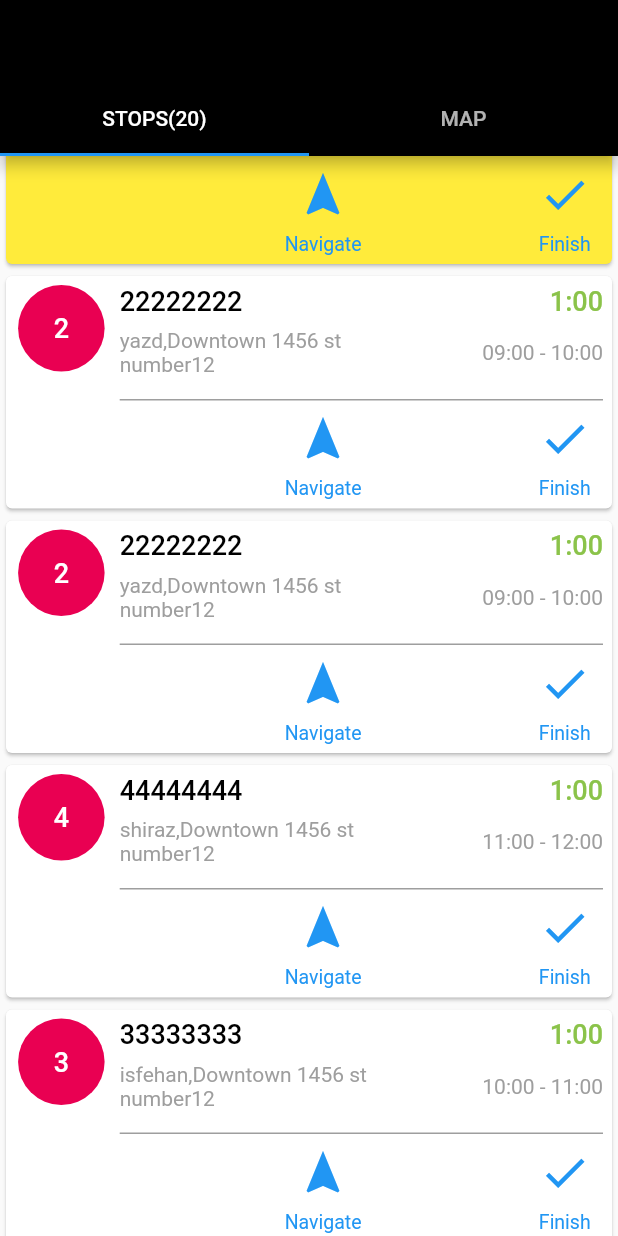
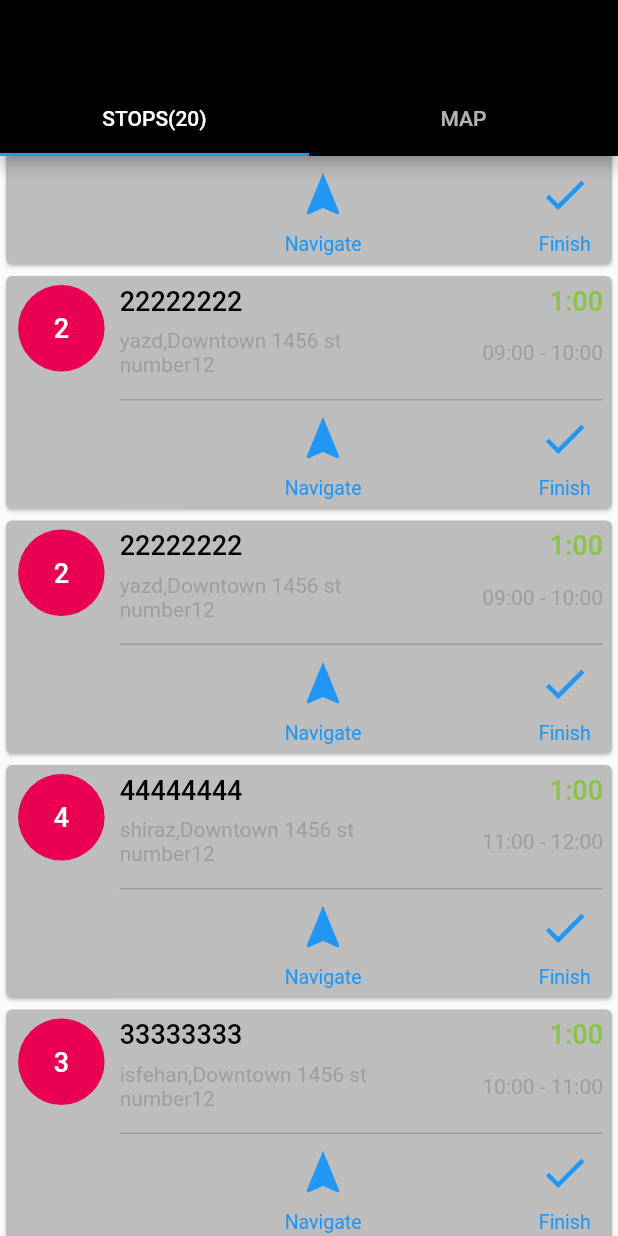
Before and after one commit to M4RZB4Ni/Routetitan-Flatter-Assignment, a Flutter app: the screen it shows after launch, scrolled down 576 dp, after a tap on the "check" icon, on a phone screen of 412 x 824 dp. Run offline on Flutter 3.47's test engine with Material 2 defaults, Android fonts, the phone set to English and light mode, and no system bars; our stand-ins replace flutter_map, latlong2.

Commit message:
task state added

```diff
--- a/lib/models/stop_data.dart
+++ b/lib/models/stop_data.dart
@@ -5,18 +5,21 @@ class StopData extends ChangeNotifier{
 
   List<StopItem> stops = [];
 
-  void updateStop(StopItem stopItem){
-    stopItem.toggleStop();
+  void selectStop(StopItem stopItem){
+    stopItem.toggleState("Selected");
     notifyListeners();
   }
-
+  void finishStop(StopItem stopItem){
+    stopItem.toggleState("Finished");
+    notifyListeners();
+  }
   void addStops({required itemIndex,
     required address,
     required startTime,
     required endTime,
-    required estimatedTime,required taskStopped})
+    required estimatedTime,required taskState})
   {
-    final stop=StopItem(itemIndex: itemIndex, address: address, startTime: startTime, endTime: endTime, estimatedTime: estimatedTime, taskStopped: taskStopped);
+    final stop=StopItem(itemIndex: itemIndex, address: address, startTime: startTime, endTime: endTime, estimatedTime: estimatedTime, taskState: taskState);
     stops.add(stop);
    // notifyListeners();
   }
--- a/lib/models/stop_model.dart
+++ b/lib/models/stop_model.dart
@@ -9,12 +9,12 @@ class StopItem{
   late String startTime;
   late String endTime;
   late String estimatedTime;
-  late bool taskStopped;
+  late String taskState;
 
 
 
-  void toggleStop() {
-    taskStopped = !taskStopped;
+  void toggleState(String taskState) {
+    this.taskState = taskState;
   }
 
 
@@ -24,7 +24,7 @@ class StopItem{
       required this.address,
       required this.startTime,
       required this.endTime,
-      required this.estimatedTime,required this.taskStopped});
+      required this.estimatedTime,required this.taskState});
 
 
 }
--- a/lib/views/stops.dart
+++ b/lib/views/stops.dart
@@ -29,32 +29,36 @@ class StopsState extends State<Stops>{
 
     // ];
 
-    Provider.of<StopData>(context, listen: false).addStops(itemIndex: 94327569,address: "mazandaran,Downtown 1456 st number12",startTime: "22:00",endTime: "23:00",estimatedTime: "1:00",taskStopped: false);
-    Provider.of<StopData>(context, listen: false).addStops(itemIndex: 15975364,address: "bandarabbas,Downtown 1456 st number12",startTime: "19:00",endTime: "20:00",estimatedTime: "1:00",taskStopped: false);
-    Provider.of<StopData>(context, listen: false).addStops(itemIndex: 22335486,address: "sistan,Downtown 1456 st number12",startTime: "00:00",endTime: "01:00",estimatedTime: "1:00",taskStopped: false);
-    Provider.of<StopData>(context, listen: false).addStops(itemIndex: 22335486,address: "Kermanshah,Downtown 1456 st number12",startTime: "08:00",endTime: "09:00",estimatedTime: "1:00",taskStopped: false);
-    Provider.of<StopData>(context, listen: false).addStops(itemIndex: 22222222,address: "yazd,Downtown 1456 st number12",startTime: "09:00",endTime: "10:00",estimatedTime: "1:00",taskStopped: false);
-    Provider.of<StopData>(context, listen: false).addStops(itemIndex: 22222222,address: "yazd,Downtown 1456 st number12",startTime: "09:00",endTime: "10:00",estimatedTime: "1:00",taskStopped: false);
-    Provider.of<StopData>(context, listen: false).addStops(itemIndex: 44444444,address: "shiraz,Downtown 1456 st number12",startTime: "11:00",endTime: "12:00",estimatedTime: "1:00",taskStopped: false);
-    Provider.of<StopData>(context, listen: false).addStops(itemIndex: 33333333,address: "isfehan,Downtown 1456 st number12",startTime: "10:00",endTime: "11:00",estimatedTime: "1:00",taskStopped: false);
-    Provider.of<StopData>(context, listen: false).addStops(itemIndex: 55555555,address: "armenia,Downtown 1456 st number12",startTime: "12:00",endTime: "13:00",estimatedTime: "1:00",taskStopped: false);
-    Provider.of<StopData>(context, listen: false).addStops(itemIndex: 66666666,address: "london,Downtown 1456 st number12",startTime: "13:00",endTime: "14:00",estimatedTime: "1:00",taskStopped: false);
-    Provider.of<StopData>(context, listen: false).addStops(itemIndex: 77777777,address: "liverpool,Downtown 1456 st number12",startTime: "14:00",endTime: "15:00",estimatedTime: "1:00",taskStopped: false);
-    Provider.of<StopData>(context, listen: false).addStops(itemIndex: 88888888,address: "berlin,Downtown 1456 st number12",startTime: "15:00",endTime: "16:00",estimatedTime: "1:00",taskStopped: false);
-    Provider.of<StopData>(context, listen: false).addStops(itemIndex: 99999999,address: "tokyo,Downtown 1456 st number12",startTime: "16:00",endTime: "17:00",estimatedTime: "1:00",taskStopped: false);
-    Provider.of<StopData>(context, listen: false).addStops(itemIndex: 12365498,address: "newyork,Downtown 1456 st number12",startTime: "17:00",endTime: "18:00",estimatedTime: "1:00",taskStopped: false);
-    Provider.of<StopData>(context, listen: false).addStops(itemIndex: 98745632,address: "whashington,Downtown 1456 st number12",startTime: "17:00",endTime: "19:00",estimatedTime: "1:00",taskStopped: false);
-    Provider.of<StopData>(context, listen: false).addStops(itemIndex: 95175348,address: "khozestan,Downtown 1456 st number12",startTime: "20:00",endTime: "21:00",estimatedTime: "1:00",taskStopped: false);
-    Provider.of<StopData>(context, listen: false).addStops(itemIndex: 16794583,address: "rasht,Downtown 1456 st number12",startTime: "21:00",endTime: "22:00",estimatedTime: "1:00",taskStopped: false);
-    Provider.of<StopData>(context, listen: false).addStops(itemIndex: 98436579,address: "golestan,Downtown 1456 st number12",startTime: "23:00",endTime: "00:00",estimatedTime: "1:00",taskStopped: false);
-    Provider.of<StopData>(context, listen: false).addStops(itemIndex: 14814655,address: "tabriz,Downtown 1456 st number12",startTime: "01:00",endTime: "02:00",estimatedTime: "1:00",taskStopped: false);
-    Provider.of<StopData>(context, listen: false).addStops(itemIndex: 48503628,address: "lavasan,Downtown 1456 st number12",startTime: "02:00",endTime: "03:30",estimatedTime: "1:30",taskStopped: false);
+    Provider.of<StopData>(context, listen: false).addStops(itemIndex: 94327569,address: "mazandaran,Downtown 1456 st number12",startTime: "22:00",endTime: "23:00",estimatedTime: "1:00",taskState: "notSelected");
+    Provider.of<StopData>(context, listen: false).addStops(itemIndex: 15975364,address: "bandarabbas,Downtown 1456 st number12",startTime: "19:00",endTime: "20:00",estimatedTime: "1:00",taskState: "notSelected");
+    Provider.of<StopData>(context, listen: false).addStops(itemIndex: 22335486,address: "sistan,Downtown 1456 st number12",startTime: "00:00",endTime: "01:00",estimatedTime: "1:00",taskState: "notSelected");
+    Provider.of<StopData>(context, listen: false).addStops(itemIndex: 22335486,address: "Kermanshah,Downtown 1456 st number12",startTime: "08:00",endTime: "09:00",estimatedTime: "1:00",taskState: "notSelected");
+    Provider.of<StopData>(context, listen: false).addStops(itemIndex: 22222222,address: "yazd,Downtown 1456 st number12",startTime: "09:00",endTime: "10:00",estimatedTime: "1:00",taskState: "notSelected");
+    Provider.of<StopData>(context, listen: false).addStops(itemIndex: 22222222,address: "yazd,Downtown 1456 st number12",startTime: "09:00",endTime: "10:00",estimatedTime: "1:00",taskState: "notSelected");
+    Provider.of<StopData>(context, listen: false).addStops(itemIndex: 44444444,address: "shiraz,Downtown 1456 st number12",startTime: "11:00",endTime: "12:00",estimatedTime: "1:00",taskState: "notSelected");
+    Provider.of<StopData>(context, listen: false).addStops(itemIndex: 33333333,address: "isfehan,Downtown 1456 st number12",startTime: "10:00",endTime: "11:00",estimatedTime: "1:00",taskState: "notSelected");
+    Provider.of<StopData>(context, listen: false).addStops(itemIndex: 55555555,address: "armenia,Downtown 1456 st number12",startTime: "12:00",endTime: "13:00",estimatedTime: "1:00",taskState: "notSelected");
+    Provider.of<StopData>(context, listen: false).addStops(itemIndex: 66666666,address: "london,Downtown 1456 st number12",startTime: "13:00",endTime: "14:00",estimatedTime: "1:00",taskState: "notSelected");
+    Provider.of<StopData>(context, listen: false).addStops(itemIndex: 77777777,address: "liverpool,Downtown 1456 st number12",startTime: "14:00",endTime: "15:00",estimatedTime: "1:00",taskState: "notSelected");
+    Provider.of<StopData>(context, listen: false).addStops(itemIndex: 88888888,address: "berlin,Downtown 1456 st number12",startTime: "15:00",endTime: "16:00",estimatedTime: "1:00",taskState: "notSelected");
+    Provider.of<StopData>(context, listen: false).addStops(itemIndex: 99999999,address: "tokyo,Downtown 1456 st number12",startTime: "16:00",endTime: "17:00",estimatedTime: "1:00",taskState: "notSelected");
+    Provider.of<StopData>(context, listen: false).addStops(itemIndex: 12365498,address: "newyork,Downtown 1456 st number12",startTime: "17:00",endTime: "18:00",estimatedTime: "1:00",taskState: "notSelected");
+    Provider.of<StopData>(context, listen: false).addStops(itemIndex: 98745632,address: "whashington,Downtown 1456 st number12",startTime: "17:00",endTime: "19:00",estimatedTime: "1:00",taskState: "notSelected");
+    Provider.of<StopData>(context, listen: false).addStops(itemIndex: 95175348,address: "khozestan,Downtown 1456 st number12",startTime: "20:00",endTime: "21:00",estimatedTime: "1:00",taskState: "notSelected");
+    Provider.of<StopData>(context, listen: false).addStops(itemIndex: 16794583,address: "rasht,Downtown 1456 st number12",startTime: "21:00",endTime: "22:00",estimatedTime: "1:00",taskState: "notSelected");
+    Provider.of<StopData>(context, listen: false).addStops(itemIndex: 98436579,address: "golestan,Downtown 1456 st number12",startTime: "23:00",endTime: "00:00",estimatedTime: "1:00",taskState: "notSelected");
+    Provider.of<StopData>(context, listen: false).addStops(itemIndex: 14814655,address: "tabriz,Downtown 1456 st number12",startTime: "01:00",endTime: "02:00",estimatedTime: "1:00",taskState: "notSelected");
+    Provider.of<StopData>(context, listen: false).addStops(itemIndex: 48503628,address: "lavasan,Downtown 1456 st number12",startTime: "02:00",endTime: "03:30",estimatedTime: "1:30",taskState: "notSelected");
 
 
    return Consumer<StopData>(builder: (context, stopData, child) {
-     return ListView(children: stopData.stops.map((stop) =>  Card(
+     return ListView(children: stopData.stops.map((stop) =>
+         InkWell(onTap:() {
+           stopData.selectStop(stop);
+         }
+         ,child: Card(
          key: Key('${stopData.stops.indexOf(stop)}'),
-         color: stop.taskStopped ? Colors.yellow : Colors.white,child: InkWell(child:Padding(padding: const EdgeInsets.all(6),
+         color: stop.taskState=="Selected" ? Colors.white : Colors.grey.shade400,child: InkWell(child:Padding(padding: const EdgeInsets.all(6),
          child:Row(
            crossAxisAlignment: CrossAxisAlignment.start,
            children: [
@@ -97,14 +101,16 @@ class StopsState extends State<Stops>{
                        crossAxisAlignment: CrossAxisAlignment.center,
                        children: [
                          IconButton(onPressed: () {
-                           stopData.updateStop(stop);
+                           stopData.finishStop(stop);
                          }, icon: const Icon(Icons.check,color: Colors.blue),iconSize: 35,),
                          Text("Finish",style: Theme.of(context).textTheme.subtitle1,)
                        ],
                      ),
                    ],)
                ],)),
-           ],))))).toList(),);
+           ],)))))).toList(),
+
+     );
    },);
 
 
```
